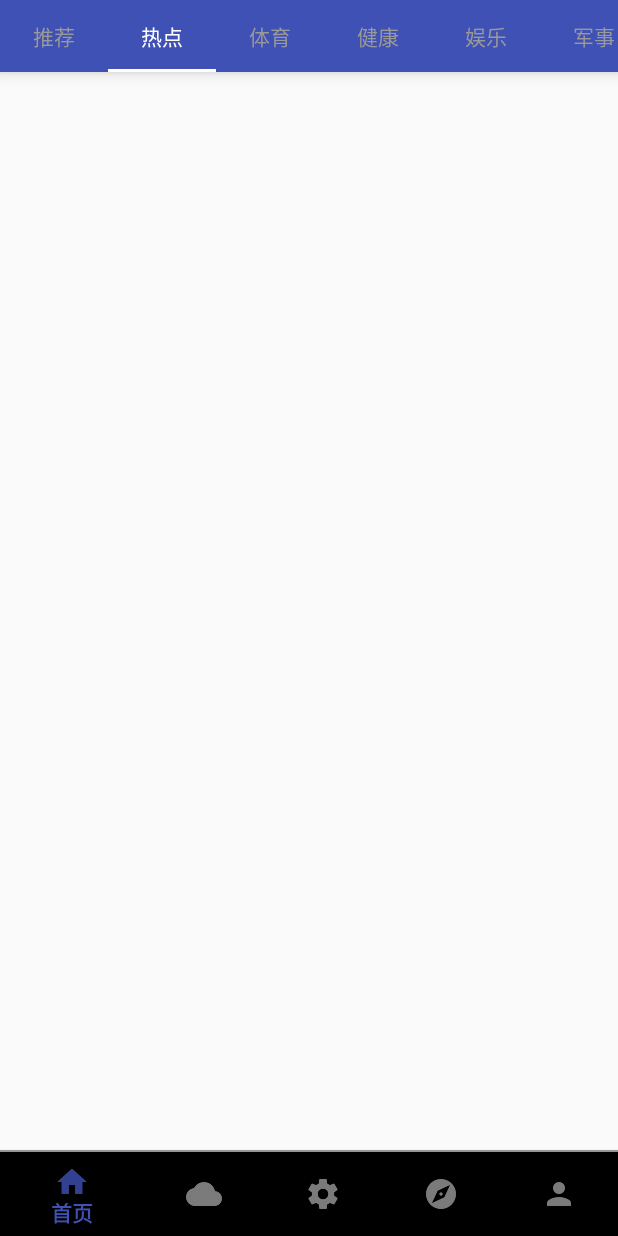
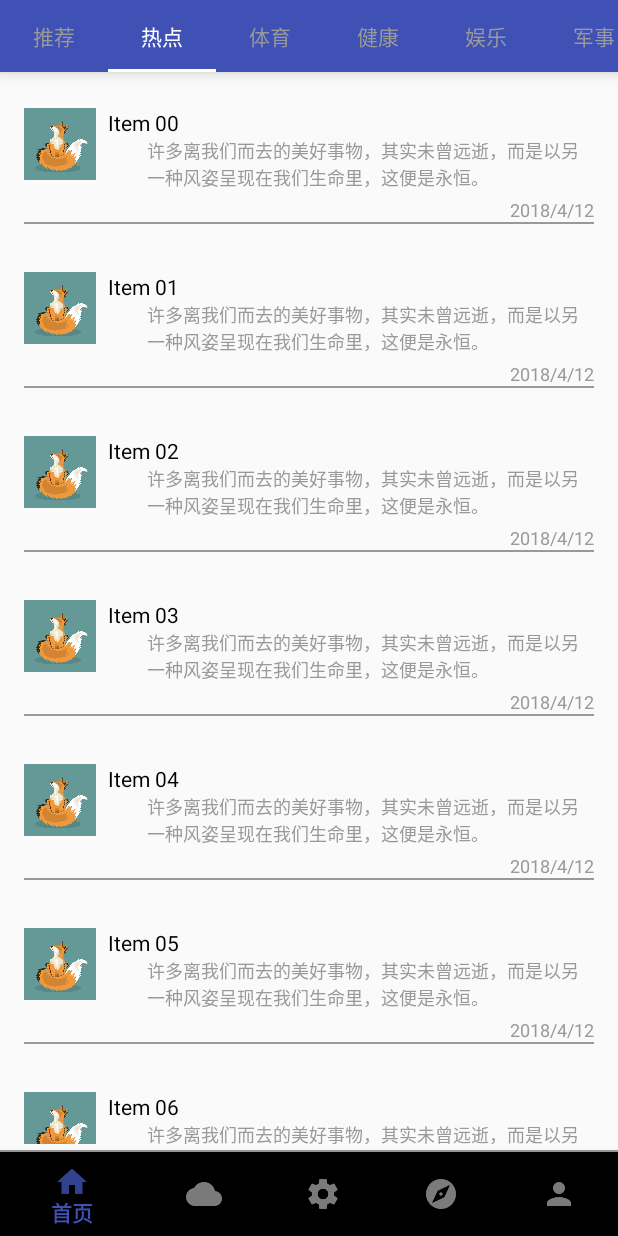
Before and after one commit to laujason/TownHealth, an Android app: the screen it shows after launch (MainActivity), tab 2 chosen, on a phone screen of 412 x 824 dp. Run offline under Robolectric (Android 15) with nearby library versions, the phone set to English and light mode, and no system bars.

Commit message:
2018/4/13 Add bottmNavigation and create five fragment

```diff
--- a/app/build.gradle
+++ b/app/build.gradle
@@ -26,4 +26,5 @@ dependencies {
     androidTestImplementation 'com.android.support.test:runner:1.0.1'
     androidTestImplementation 'com.android.support.test.espresso:espresso-core:3.0.1'
     implementation 'com.android.support:design:26.0.0-beta1'
+    implementation 'com.android.support:recyclerview-v7:26.0.0-beta1'
 }
--- a/app/src/main/java/com/ormediagroup/xproject/BaseFragment.java
+++ b/app/src/main/java/com/ormediagroup/xproject/BaseFragment.java
@@ -48,14 +48,6 @@ public class BaseFragment extends Fragment {
         mContentVp =  view.findViewById(R.id.vp_content);
         initContent();
         initTab();
-        /*TextView tvInfo = (TextView) view.findViewById(R.id.textView);
-        tvInfo.setText(getArguments().getString("info"));
-        tvInfo.setOnClickListener(new View.OnClickListener() {
-            @Override
-            public void onClick(View v) {
-                Snackbar.make(v, "Don't click me.please!.", Snackbar.LENGTH_SHORT).show();
-            }
-        });*/
         return view;
     }
 
--- /dev/null
+++ b/app/src/main/java/com/ormediagroup/xproject/Fragment/ContactFragment.java
@@ -0,0 +1,23 @@
+package com.ormediagroup.xproject.Fragment;
+
+import android.os.Bundle;
+import android.support.annotation.Nullable;
+import android.support.v4.app.Fragment;
+import android.view.LayoutInflater;
+import android.view.View;
+import android.view.ViewGroup;
+
+import com.ormediagroup.xproject.R;
+
+/**
+ * Created by YQ04 on 2018/4/13.
+ */
+
+public class ContactFragment extends Fragment {
+    @Nullable
+    @Override
+    public View onCreateView(LayoutInflater inflater, @Nullable ViewGroup container, @Nullable Bundle savedInstanceState) {
+        View view = inflater.inflate(R.layout.fragment_contact,container,false);
+        return view;
+    }
+}
--- /dev/null
+++ b/app/src/main/java/com/ormediagroup/xproject/Fragment/DiscoverFragment.java
@@ -0,0 +1,23 @@
+package com.ormediagroup.xproject.Fragment;
+
+import android.os.Bundle;
+import android.support.annotation.Nullable;
+import android.support.v4.app.Fragment;
+import android.view.LayoutInflater;
+import android.view.View;
+import android.view.ViewGroup;
+
+import com.ormediagroup.xproject.R;
+
+/**
+ * Created by YQ04 on 2018/4/13.
+ */
+
+public class DiscoverFragment extends Fragment {
+    @Nullable
+    @Override
+    public View onCreateView(LayoutInflater inflater, @Nullable ViewGroup container, @Nullable Bundle savedInstanceState) {
+        View view = inflater.inflate(R.layout.fragment_discover,container,false);
+        return view;
+    }
+}
--- /dev/null
+++ b/app/src/main/java/com/ormediagroup/xproject/Fragment/HomeFragment.java
@@ -0,0 +1,107 @@
+package com.ormediagroup.xproject.Fragment;
+
+import android.os.Bundle;
+import android.support.annotation.Nullable;
+import android.support.design.widget.TabLayout;
+import android.support.v4.app.Fragment;
+import android.support.v4.app.FragmentManager;
+import android.support.v4.app.FragmentPagerAdapter;
+import android.support.v4.content.ContextCompat;
+import android.support.v4.view.ViewCompat;
+import android.support.v4.view.ViewPager;
+import android.view.LayoutInflater;
+import android.view.View;
+import android.view.ViewGroup;
+
+import com.ormediagroup.xproject.R;
+import com.ormediagroup.xproject.TabContentFragment;
+
+
+import java.util.ArrayList;
+import java.util.List;
+
+
+
+/**
+ * Created by YQ04 on 2018/4/13.
+ */
+
+public class HomeFragment extends Fragment implements View.OnClickListener{
+
+    private TabLayout tablayout ;
+    private ViewPager tabViewpager;
+    private View view;
+
+    private List<String> tabIndicators;
+    private List<Fragment> tabFragments;
+    private ContentPagerAdapter contentAdapter;
+    private String[] mTabTitles_top = new String []{"推荐","热点","体育","健康","娱乐","军事","科技","学习","社会"};
+
+
+    @Nullable
+    @Override
+    public View onCreateView(LayoutInflater inflater, @Nullable ViewGroup container, @Nullable Bundle savedInstanceState) {
+            if (view != null) {
+                ViewGroup parent = (ViewGroup) view.getParent();
+                if (parent != null) {
+                    parent.removeView(view);
+                }
+                return view;
+            }
+
+            view  = inflater.inflate(R.layout.fragment_home,container,false);
+            tablayout = view.findViewById(R.id.tablayout);
+            tabViewpager =  view.findViewById(R.id.tab_viewpager);
+            initTab(view);
+            initView(view);
+            return view;
+    }
+
+    private void initTab(View view) {
+        tablayout.setTabMode(TabLayout.MODE_SCROLLABLE);
+        tablayout.setTabTextColors(ContextCompat.getColor(getActivity(), R.color.gray), ContextCompat.getColor(getActivity(), R.color.white));
+        tablayout.setSelectedTabIndicatorColor(ContextCompat.getColor(getActivity(), R.color.white));
+        ViewCompat.setElevation(tablayout, 10);
+        tablayout.setupWithViewPager(tabViewpager);
+
+    }
+
+    private void initView(View view) {
+        tabIndicators = new ArrayList<>();
+        for (int i = 0; i < mTabTitles_top.length; i++) {
+            tabIndicators.add(mTabTitles_top[i]);
+        }
+        tabFragments = new ArrayList<>();
+        for (String s : tabIndicators) {
+            tabFragments.add(TabContentFragment.newInstance(s));  //内容
+        }
+        contentAdapter = new ContentPagerAdapter(getActivity().getSupportFragmentManager());
+        tabViewpager.setAdapter(contentAdapter);
+    }
+
+    @Override
+    public void onClick(View v) {
+
+    }
+
+    private class ContentPagerAdapter extends FragmentPagerAdapter{
+        public ContentPagerAdapter(FragmentManager fm) {
+            super(fm);
+        }
+
+        @Override
+        public Fragment getItem(int position) {
+            return tabFragments.get(position);
+        }
+
+        @Override
+        public int getCount() {
+            return tabIndicators.size();
+        }
+
+        @Override
+        public CharSequence getPageTitle(int position) {
+            return tabIndicators.get(position);
+        }
+    }
+}
--- /dev/null
+++ b/app/src/main/java/com/ormediagroup/xproject/Fragment/ShareFragment.java
@@ -0,0 +1,23 @@
+package com.ormediagroup.xproject.Fragment;
+
+import android.os.Bundle;
+import android.support.annotation.Nullable;
+import android.support.v4.app.Fragment;
+import android.view.LayoutInflater;
+import android.view.View;
+import android.view.ViewGroup;
+
+import com.ormediagroup.xproject.R;
+
+/**
+ * Created by YQ04 on 2018/4/13.
+ */
+
+public class ShareFragment extends Fragment {
+    @Nullable
+    @Override
+    public View onCreateView(LayoutInflater inflater, @Nullable ViewGroup container, @Nullable Bundle savedInstanceState) {
+        View view = inflater.inflate(R.layout.fragment_share,container,false);
+        return view;
+    }
+}
--- /dev/null
+++ b/app/src/main/java/com/ormediagroup/xproject/Fragment/UserFragment.java
@@ -0,0 +1,23 @@
+package com.ormediagroup.xproject.Fragment;
+
+import android.os.Bundle;
+import android.support.annotation.Nullable;
+import android.support.v4.app.Fragment;
+import android.view.LayoutInflater;
+import android.view.View;
+import android.view.ViewGroup;
+
+import com.ormediagroup.xproject.R;
+
+/**
+ * Created by YQ04 on 2018/4/13.
+ */
+
+public class UserFragment extends Fragment {
+    @Nullable
+    @Override
+    public View onCreateView(LayoutInflater inflater, @Nullable ViewGroup container, @Nullable Bundle savedInstanceState) {
+        View view = inflater.inflate(R.layout.fragment_me,container,false);
+        return view;
+    }
+}
--- a/app/src/main/java/com/ormediagroup/xproject/MainActivity.java
+++ b/app/src/main/java/com/ormediagroup/xproject/MainActivity.java
@@ -14,44 +14,41 @@ import android.os.Bundle;
 
 import android.view.MenuItem;
 
-import java.util.ArrayList;
-import java.util.List;
+import com.ormediagroup.xproject.Fragment.ContactFragment;
+import com.ormediagroup.xproject.Fragment.DiscoverFragment;
+import com.ormediagroup.xproject.Fragment.HomeFragment;
+import com.ormediagroup.xproject.Fragment.ShareFragment;
+import com.ormediagroup.xproject.Fragment.UserFragment;
+
 
 public class MainActivity extends AppCompatActivity {
 
-    private TabLayout mTabTl;
-    private ViewPager mContentVp,viewPager;
 
-
-    private List<String> tabIndicators;
-    private List<Fragment> tabFragments;
-//    private ContentPagerAdapter contentAdapter;
+    private ViewPager viewPager;
     private BottomNavigationView bottomNavigationView;
     private MenuItem menuItem;
-
-    private String[] mTabTitles_top = new String []{"推荐","热点","体育","健康","娱乐","军事","科技"};
 
     @Override
     protected void onCreate(Bundle savedInstanceState) {
         super.onCreate(savedInstanceState);
 
         setContentView(R.layout.activity_main);
-
-        /*mTabTl =  findViewById(R.id.tl_tab);
-        mContentVp =  findViewById(R.id.vp_content);*/
-
-        /*initContent();
-        initTab();*/
         viewPager = findViewById(R.id.vp_content_bottom);
         bottomNavigationView = (BottomNavigationView) findViewById(R.id.bnv_menu);
+        initView();
+
+    }
+
+    private void initView() {
         //默认 >3 的选中效果会影响ViewPager的滑动切换时的效果，故利用反射去掉
         BottomNavigationViewHelper.disableShiftMode(bottomNavigationView);
+
         bottomNavigationView.setOnNavigationItemSelectedListener(
                 new BottomNavigationView.OnNavigationItemSelectedListener() {
                     @Override
                     public boolean onNavigationItemSelected(@NonNull MenuItem item) {
                         switch (item.getItemId()) {
-                            case R.id.item_wechat:
+                            case R.id.item_home:
                                 viewPager.setCurrentItem(0);
                                 break;
                             case R.id.item_contacts:
@@ -94,64 +91,24 @@ public class MainActivity extends AppCompatActivity {
         });
 
         setupViewPager(viewPager);
-
     }
-
-    /*private void initTab(){
-        mTabTl.setTabMode(TabLayout.MODE_SCROLLABLE);
-        mTabTl.setTabTextColors(ContextCompat.getColor(this, R.color.gray), ContextCompat.getColor(this, R.color.white));
-        mTabTl.setSelectedTabIndicatorColor(ContextCompat.getColor(this, R.color.white));
-        ViewCompat.setElevation(mTabTl, 10);
-        mTabTl.setupWithViewPager(mContentVp);
-    }
-
-    private void initContent() {
-        tabIndicators = new ArrayList<>();
-        *//*for (int i = 0; i < 8; i++) {
-            tabIndicators.add("Tab " + i);
-        }*//*
-        for (int i = 0; i < mTabTitles_top.length; i++) {
-            tabIndicators.add(mTabTitles_top[i]);
-        }
-        tabFragments = new ArrayList<>();
-        for (String s : tabIndicators) {
-            tabFragments.add(TabContentFragment.newInstance(s));  //内容
-        }
-        contentAdapter = new ContentPagerAdapter(getSupportFragmentManager());
-        mContentVp.setAdapter(contentAdapter);
-    }*/
 
     private void setupViewPager(ViewPager viewPager) {
         ViewPagerAdapter adapter = new ViewPagerAdapter(getSupportFragmentManager());
-
-        adapter.addFragment(BaseFragment.newInstance("新闻"));
+        //viewPager.setCurrentItem(0);
+        /*adapter.addFragment(BaseFragment.newInstance("新闻"));
         adapter.addFragment(BaseFragment.newInstance("图书"));
         adapter.addFragment(BaseFragment.newInstance("分享"));
         adapter.addFragment(BaseFragment.newInstance("发现"));
-        adapter.addFragment(BaseFragment.newInstance("更多"));
+        adapter.addFragment(BaseFragment.newInstance("更多"));*/
+
+        adapter.addFragment(new HomeFragment());
+        adapter.addFragment(new ContactFragment());
+        adapter.addFragment(new ShareFragment());
+        adapter.addFragment(new DiscoverFragment());
+        adapter.addFragment(new UserFragment());
 
         viewPager.setAdapter(adapter);
     }
 
-    /*private class ContentPagerAdapter extends FragmentPagerAdapter{
-
-        public ContentPagerAdapter(FragmentManager fm) {
-            super(fm);
-        }
-
-        @Override
-        public Fragment getItem(int position) {
-            return tabFragments.get(position);
-        }
-
-        @Override
-        public int getCount() {
-            return tabIndicators.size();
-        }
-
-        @Override
-        public CharSequence getPageTitle(int position) {
-            return tabIndicators.get(position);
-        }
-    }*/
 }
--- a/app/src/main/java/com/ormediagroup/xproject/TabContentFragment.java
+++ b/app/src/main/java/com/ormediagroup/xproject/TabContentFragment.java
@@ -9,6 +9,7 @@ import android.view.LayoutInflater;
 import android.view.View;
 import android.view.ViewGroup;
 import android.widget.TextView;
+import android.widget.Toast;
 
 import java.text.DecimalFormat;
 import java.util.Date;
@@ -17,9 +18,10 @@ import java.util.Date;
  * Created by YQ04 on 2018/4/11.
  */
 
-public class TabContentFragment extends Fragment{
+public class TabContentFragment extends Fragment implements View.OnClickListener{
     private static final String EXTRA_CONTENT = "content";
     private RecyclerView mContentRv;
+
     public static TabContentFragment newInstance(String content){
         Bundle arguments = new Bundle();
         arguments.putString(EXTRA_CONTENT, content);
@@ -34,9 +36,23 @@ public class TabContentFragment extends Fragment{
         View contentView = inflater.inflate(R.layout.fragment_tab_content, null);
 //        ((TextView)contentView.findViewById(R.id.tv_content)).setText(getArguments().getString(EXTRA_CONTENT));
         mContentRv =  contentView.findViewById(R.id.rv_content);
+
+        initView();
+        return contentView;
+    }
+
+    private void initView() {
         mContentRv.setLayoutManager(new LinearLayoutManager(getActivity()));
         mContentRv.setAdapter(new ContentAdapter());
-        return contentView;
+    }
+
+    @Override
+    public void onClick(View v) {
+        switch (v.getId()) {
+            case R.id.tv_content:
+                Toast.makeText(getActivity(),"U click this item",Toast.LENGTH_SHORT).show();
+                break;
+        }
     }
 
     private class ContentAdapter extends RecyclerView.Adapter<ContentAdapter.ContentHolder>{
@@ -48,7 +64,7 @@ public class TabContentFragment extends Fragment{
 
         @Override
         public void onBindViewHolder(ContentAdapter.ContentHolder holder, int position) {
-            Date date = new Date();
+//            Date date = new Date();
             holder.itemTv_title.setText("Item "+new DecimalFormat("00").format(position));
             holder.itemTv_content.setText("许多离我们而去的美好事物，其实未曾远逝，而是以另一种风姿呈现在我们生命里，这便是永恒。");
             holder.itemTv_time.setText("2018/4/12");
@@ -56,7 +72,7 @@ public class TabContentFragment extends Fragment{
 
         @Override
         public int getItemCount() {
-            return 36;
+            return 50;
         }
 
         class ContentHolder extends RecyclerView.ViewHolder{
--- /dev/null
+++ b/app/src/main/res/layout/fragment_home.xml
@@ -0,0 +1,20 @@
+<?xml version="1.0" encoding="utf-8"?>
+<RelativeLayout xmlns:android="http://schemas.android.com/apk/res/android"
+    android:layout_width="match_parent"
+    android:layout_height="match_parent">
+    <android.support.design.widget.TabLayout
+        android:id="@+id/tablayout"
+        android:layout_width="match_parent"
+        android:layout_height="@dimen/dp_48"
+        android:background="@color/blue"
+        android:layout_alignParentTop="true">
+
+    </android.support.design.widget.TabLayout>
+
+    <android.support.v4.view.ViewPager
+        android:id="@+id/tab_viewpager"
+        android:layout_width="match_parent"
+        android:layout_height="wrap_content"
+        >
+    </android.support.v4.view.ViewPager>
+</RelativeLayout>
--- a/app/src/main/res/layout/fragment_me.xml
+++ b/app/src/main/res/layout/fragment_me.xml
@@ -1,7 +1,9 @@
 <?xml version="1.0" encoding="utf-8"?>
 <LinearLayout xmlns:android="http://schemas.android.com/apk/res/android"
     android:layout_width="match_parent"
-    android:layout_height="match_parent">
+    android:layout_height="match_parent"
+    android:orientation="vertical"
+    >
     <TextView
         android:layout_width="wrap_content"
         android:layout_height="wrap_content"
--- a/app/src/main/res/layout/item_simple_list_1.xml
+++ b/app/src/main/res/layout/item_simple_list_1.xml
@@ -4,6 +4,7 @@
     android:layout_height="wrap_content"
     xmlns:android="http://schemas.android.com/apk/res/android"
     android:layout_margin="@dimen/dp_16"
+    android:id="@+id/list_item"
     >
 
     <ImageView
@@ -18,7 +19,7 @@
         android:layout_height="wrap_content"
         android:layout_toRightOf="@id/civ_avatar"
         android:layout_marginLeft="@dimen/dp_8"
-        android:text="Title：News title"
+        android:text="Title"
         android:textColor="@color/black"
         android:textSize="@dimen/sp_14"/>
 
@@ -26,13 +27,12 @@
         android:id="@+id/tv_content"
         android:layout_width="wrap_content"
         android:layout_height="wrap_content"
-
         android:layout_alignStart="@+id/tv_title"
         android:layout_below="@+id/tv_title"
         android:layout_marginStart="26dp"
         android:ellipsize="end"
         android:lines="2"
-        android:text="许多离我们而去的美好事物，其实未曾远逝，而是以另一种风姿呈现在我们生命里，这便是永恒。"
+        android:text="Content"
         android:textColor="@color/gray"
         android:textSize="@dimen/sp_12" />
 
@@ -43,7 +43,7 @@
         android:layout_below="@id/tv_content"
         android:layout_marginTop="@dimen/dp_4"
         android:layout_alignParentRight="true"
-        android:text="4天以前"
+        android:text="time"
         android:textColor="@color/gray"
         android:textSize="@dimen/sp_12"/>
     <View
--- a/app/src/main/res/menu/menu_bottom_navigation.xml
+++ b/app/src/main/res/menu/menu_bottom_navigation.xml
@@ -2,7 +2,7 @@
 <menu xmlns:android="http://schemas.android.com/apk/res/android">
 
     <item
-        android:id="@+id/item_wechat"
+        android:id="@+id/item_home"
         android:title="首页"
         android:icon="@drawable/ic_action_home"/>
 
```
